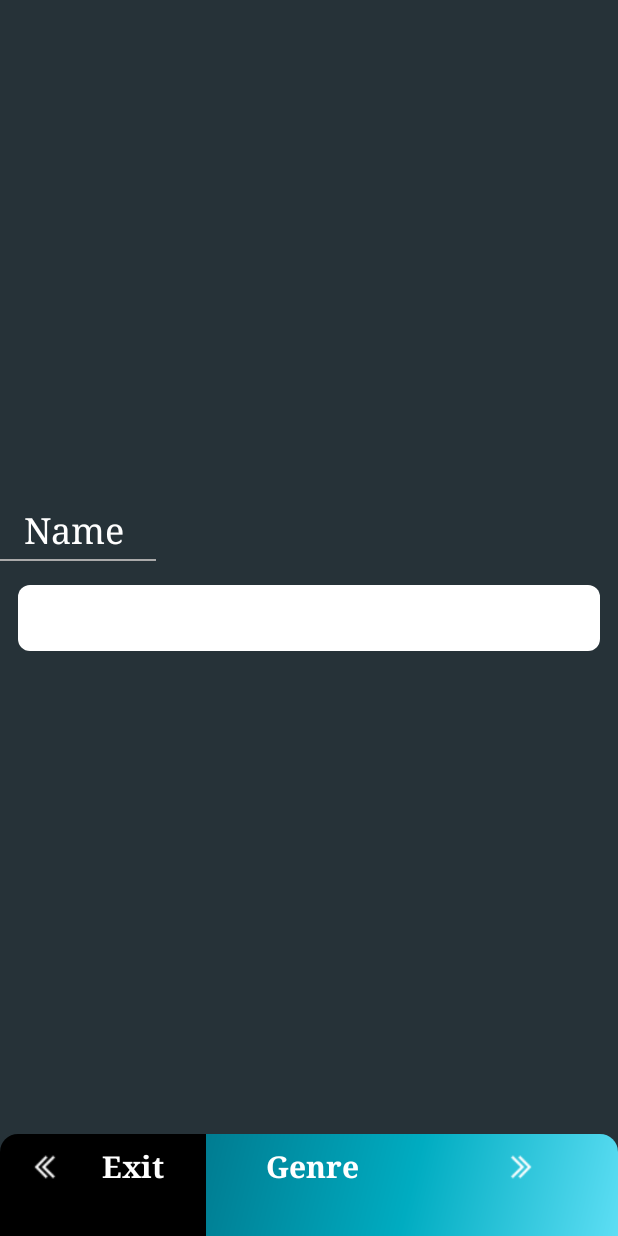
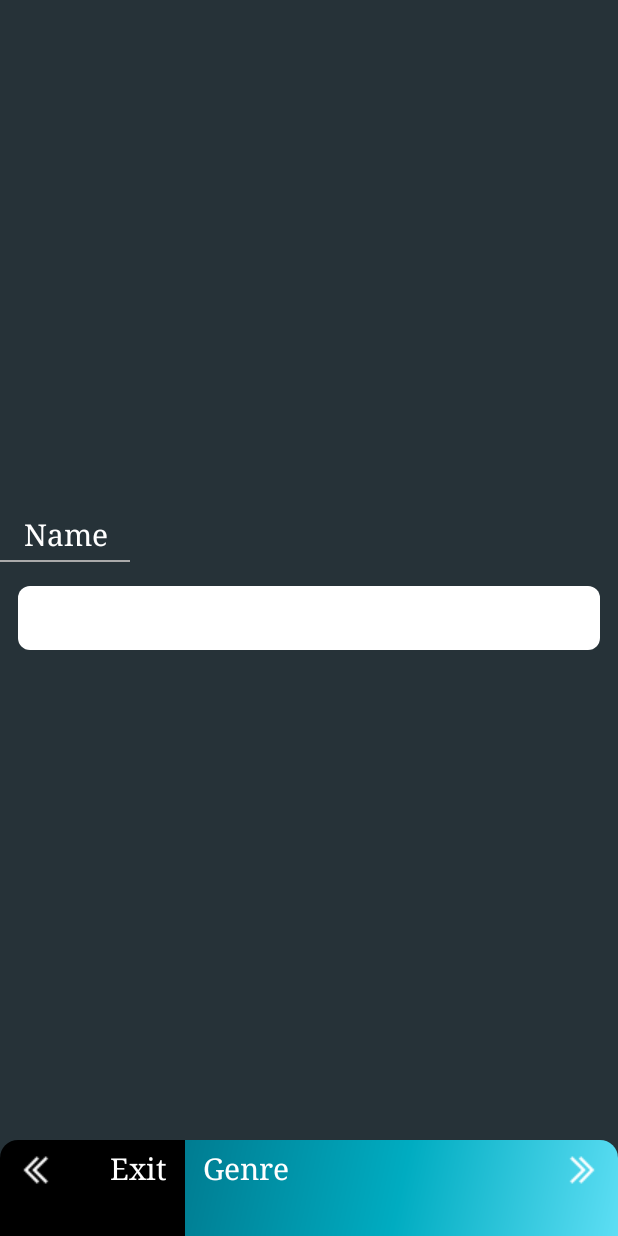
Before and after one commit to sahibdeep07/Cinematic, an Android app: the screen it shows after launch (NameActivity), on a phone screen of 412 x 824 dp. Run offline under Robolectric (Android 15) with nearby library versions, the phone set to English and light mode, and no system bars.

Commit message:
Improvement on Splash and Name Page

```diff
--- a/app/build.gradle
+++ b/app/build.gradle
@@ -4,7 +4,7 @@ android {
     compileSdkVersion 28
     defaultConfig {
         applicationId "cheema.hardeep.sahibdeep.brotherhood"
-        minSdkVersion 15
+        minSdkVersion 18
         targetSdkVersion 28
         versionCode 1
         versionName "1.0"
--- a/app/src/main/java/cheema/hardeep/sahibdeep/brotherhood/activities/GenreActivity.java
+++ b/app/src/main/java/cheema/hardeep/sahibdeep/brotherhood/activities/GenreActivity.java
@@ -1,11 +1,18 @@
 package cheema.hardeep.sahibdeep.brotherhood.activities;
 
+import android.content.Context;
+import android.content.Intent;
+import android.os.Bundle;
 import android.support.v7.app.AppCompatActivity;
-import android.os.Bundle;
 
 import cheema.hardeep.sahibdeep.brotherhood.R;
 
 public class GenreActivity extends AppCompatActivity {
+
+
+    public static Intent createIntent(Context context) {
+        return new Intent(context, GenreActivity.class);
+    }
 
     @Override
     protected void onCreate(Bundle savedInstanceState) {
--- a/app/src/main/java/cheema/hardeep/sahibdeep/brotherhood/activities/NameActivity.java
+++ b/app/src/main/java/cheema/hardeep/sahibdeep/brotherhood/activities/NameActivity.java
@@ -1,15 +1,11 @@
 package cheema.hardeep.sahibdeep.brotherhood.activities;
 
+import android.content.Context;
 import android.content.Intent;
-import android.content.SharedPreferences;
+import android.os.Bundle;
 import android.support.v7.app.AppCompatActivity;
-import android.os.Bundle;
-import android.text.Editable;
-import android.text.TextWatcher;
 import android.view.View;
 import android.widget.EditText;
-import android.widget.ImageView;
-import android.widget.TextView;
 import android.widget.Toast;
 
 import cheema.hardeep.sahibdeep.brotherhood.R;
@@ -19,44 +15,30 @@ public class NameActivity extends AppCompatActivity {
 
     View exit, genre;
     EditText name;
-    TextView genreText;
-    ImageView nextImage;
+
+    public static Intent createIntent(Context context) {
+        return new Intent(context, NameActivity.class);
+    }
 
     @Override
     protected void onCreate(Bundle savedInstanceState) {
         super.onCreate(savedInstanceState);
+        setContentView(R.layout.activity_name);
+        exit = findViewById(R.id.exitBackground);
+        genre = findViewById(R.id.genreBackground);
+        name = findViewById(R.id.nameBox);
+        exit.setOnClickListener(v -> finish());
+        genre.setOnClickListener(v -> handleGenreClick());
+    }
 
-        setContentView(R.layout.activity_name);
-        exit = findViewById(R.id.exitView);
-        genre = findViewById(R.id.genreView);
-        name = findViewById(R.id.nameBox);
-        genreText = findViewById(R.id.genreText);
-        nextImage = findViewById(R.id.nextImage);
-
-        Toast.makeText(this, SharedPreferenceProvider.getUserName(this), Toast.LENGTH_SHORT).show();
-
-        //click listeners
-
-        exit.setOnClickListener(new View.OnClickListener() {
-            @Override
-            public void onClick(View v) {
-                finish();
-            }
-        });
-
-            genre.setOnClickListener(new View.OnClickListener() {
-                @Override
-                public void onClick(View v) {
-                    if(!name.getText().toString().trim().isEmpty()) {
-                        Intent intent = new Intent(NameActivity.this, GenreActivity.class);
-                        startActivity(intent);
-                        SharedPreferenceProvider.saveUserName(NameActivity.this, name.getText().toString());
-                        Toast.makeText(NameActivity.this, "Saved", Toast.LENGTH_SHORT).show();
-                    }
-                    else{
-                        Toast.makeText(NameActivity.this,  "Please enter your name.", Toast.LENGTH_SHORT).show();
-                    }
-                }
-            });
+    private void handleGenreClick() {
+        String input = name.getText().toString().trim();
+        if (!input.isEmpty()) {
+            SharedPreferenceProvider.saveUserName(NameActivity.this, input);
+            startActivity(GenreActivity.createIntent(this));
+            finish();
+        } else {
+            Toast.makeText(NameActivity.this, "Please enter your name.", Toast.LENGTH_SHORT).show();
+        }
     }
 }
--- a/app/src/main/java/cheema/hardeep/sahibdeep/brotherhood/activities/SplashActivity.java
+++ b/app/src/main/java/cheema/hardeep/sahibdeep/brotherhood/activities/SplashActivity.java
@@ -1,6 +1,5 @@
 package cheema.hardeep.sahibdeep.brotherhood.activities;
 
-import android.content.Intent;
 import android.os.Bundle;
 import android.os.Handler;
 import android.support.v7.app.AppCompatActivity;
@@ -9,16 +8,15 @@ import cheema.hardeep.sahibdeep.brotherhood.R;
 
 public class SplashActivity extends AppCompatActivity {
 
+    private static final int TRANSITION_TIME = 2000;
+
     @Override
     protected void onCreate(Bundle savedInstanceState) {
         super.onCreate(savedInstanceState);
         setContentView(R.layout.activity_splash);
-        new Handler().postDelayed(new Runnable() {
-            @Override
-            public void run() {
-                startActivity(new Intent(SplashActivity.this, NameActivity.class));
-                SplashActivity.this.finish();
-            }
-        },2000);
+        new Handler().postDelayed(() -> {
+            startActivity(NameActivity.createIntent(this));
+            SplashActivity.this.finish();
+        }, TRANSITION_TIME);
     }
 }
--- a/app/src/main/res/layout/activity_name.xml
+++ b/app/src/main/res/layout/activity_name.xml
@@ -6,145 +6,119 @@
     android:layout_height="match_parent"
     android:layout_marginLeft="0dp"
     android:layout_marginRight="0dp"
-    android:background="#263238"
+    android:background="@color/colorPrimary"
     tools:context=".activities.NameActivity">
 
     <EditText
         android:id="@+id/nameBox"
         android:layout_width="match_parent"
-        android:layout_height="44dp"
+        android:layout_height="wrap_content"
         android:layout_marginLeft="12dp"
         android:layout_marginRight="12dp"
         android:background="@drawable/curved_background"
-        android:ems="10"
         android:inputType="textPersonName"
-        android:paddingLeft="8dp"
-        android:paddingRight="8dp"
+        android:padding="8dp"
         android:textColor="@color/secondaryTextColor"
-        android:textSize="24sp"
+        android:textSize="20sp"
         android:typeface="serif"
         app:layout_constraintBottom_toBottomOf="parent"
         app:layout_constraintEnd_toEndOf="parent"
         app:layout_constraintStart_toStartOf="parent"
-        app:layout_constraintTop_toTopOf="parent" />
+        app:layout_constraintTop_toTopOf="parent"
+        tools:text="Sahib" />
 
     <TextView
         android:id="@+id/nameText"
         android:layout_width="wrap_content"
         android:layout_height="wrap_content"
         android:layout_marginStart="16dp"
-        android:layout_marginLeft="16dp"
         android:layout_marginBottom="4dp"
         android:text="Name"
+        android:textColor="@color/primaryTextColor"
+        android:textSize="20sp"
         android:typeface="serif"
-        android:textColor="#FFFFFF"
-        android:textSize="24sp"
-        android:textStyle="normal"
-        app:layout_constraintBottom_toTopOf="@+id/view"
+        app:layout_constraintBottom_toTopOf="@+id/line"
         app:layout_constraintStart_toStartOf="parent" />
 
-
     <View
-        android:id="@+id/view"
-        android:layout_width="104dp"
+        android:id="@+id/line"
+        android:layout_width="100dp"
         android:layout_height="1dp"
         android:layout_marginBottom="16dp"
         android:background="@android:color/darker_gray"
-        app:layout_constraintBottom_toTopOf="@+id/nameBox"
+        app:layout_constraintBottom_toTopOf="@id/nameBox"
+        app:layout_constraintEnd_toEndOf="@id/nameText"
         app:layout_constraintStart_toStartOf="parent" />
 
-    <LinearLayout
-        android:id="@+id/linearLayout"
-        android:layout_width="match_parent"
-        android:layout_height="68dp"
-        android:orientation="horizontal"
+    <View
+        android:id="@+id/exitBackground"
+        android:layout_width="0dp"
+        android:layout_height="64dp"
+        android:background="@drawable/curved_top_left"
         app:layout_constraintBottom_toBottomOf="parent"
-        app:layout_constraintStart_toStartOf="parent">
-
-        <FrameLayout
-            android:layout_width="0dp"
-            android:layout_height="match_parent"
-            android:layout_weight="1"
-            app:layout_constraintStart_toStartOf="parent"
-            app:layout_constraintTop_toBottomOf="parent"
-            >
-            <View
-                android:id="@+id/exitView"
-                android:layout_width="match_parent"
-                android:layout_height="match_parent"
-                android:background="@drawable/curved_top_left" />
-
-            <TextView
-                android:id="@+id/exitText"
-                android:layout_width="match_parent"
-                android:layout_height="wrap_content"
-                android:layout_marginTop="8dp"
-                android:layout_marginLeft="40dp"
-                android:gravity="center"
-                android:typeface="serif"
-                android:text="Exit"
-                android:textColor="#FFFFFF"
-                android:textSize="20sp"
-                android:textStyle="bold"
-                app:layout_constraintBottom_toBottomOf="parent"
-                app:layout_constraintEnd_toEndOf="parent" />
+        app:layout_constraintEnd_toEndOf="@id/guideLine"
+        app:layout_constraintStart_toStartOf="parent" />
 
     <ImageView
         android:id="@+id/exitImage"
-                android:layout_width="20dp"
-                android:layout_height="20dp"
-                android:layout_marginLeft="20dp"
-                android:layout_marginTop="12dp"
+        android:layout_width="wrap_content"
+        android:layout_height="wrap_content"
+        android:layout_marginStart="12dp"
+        android:layout_marginBottom="32dp"
         app:layout_constraintBottom_toBottomOf="parent"
         app:layout_constraintStart_toStartOf="parent"
         app:srcCompat="@drawable/icon_left" />
 
-        </FrameLayout>
-
-        <FrameLayout
-            android:layout_width="0dp"
-            android:layout_height="match_parent"
-            android:layout_weight="2"
-            app:layout_constraintStart_toStartOf="parent"
+    <TextView
+        android:id="@+id/exitText"
+        android:layout_width="wrap_content"
+        android:layout_height="wrap_content"
+        android:layout_marginEnd="12dp"
+        android:layout_marginBottom="32dp"
+        android:text="Exit"
+        android:textColor="@color/primaryTextColor"
+        android:textSize="20sp"
+        android:typeface="serif"
         app:layout_constraintBottom_toBottomOf="parent"
-            >
+        app:layout_constraintEnd_toStartOf="@id/guideLine" />
 
     <View
-                android:id="@+id/genreView"
-                android:layout_width="match_parent"
-                android:layout_height="match_parent"
-                android:background="@drawable/curved_top_right" />
+        android:id="@+id/genreBackground"
+        android:layout_width="0dp"
+        android:layout_height="64dp"
+        android:background="@drawable/curved_top_right"
+        app:layout_constraintBottom_toBottomOf="parent"
+        app:layout_constraintEnd_toEndOf="parent"
+        app:layout_constraintStart_toStartOf="@id/guideLine" />
 
     <TextView
         android:id="@+id/genreText"
-                android:layout_width="match_parent"
+        android:layout_width="wrap_content"
         android:layout_height="wrap_content"
-                android:layout_marginTop="8dp"
-                android:layout_marginLeft="40dp"
-                android:gravity="left"
+        android:layout_marginStart="12dp"
+        android:layout_marginBottom="32dp"
+        android:text="Genre"
+        android:textColor="@color/primaryTextColor"
+        android:textSize="20sp"
         android:typeface="serif"
-                android:text="Genre"
-                android:textColor="#FFFFFF"
-                android:textSize="20sp"
-                android:textStyle="bold"
         app:layout_constraintBottom_toBottomOf="parent"
-                app:layout_constraintStart_toStartOf="parent" />
+        app:layout_constraintStart_toStartOf="@id/guideLine" />
 
     <ImageView
         android:id="@+id/nextImage"
-                android:layout_width="20dp"
-                android:layout_height="20dp"
-                android:layout_marginLeft="200dp"
-                android:layout_marginTop="12dp"
+        android:layout_width="wrap_content"
+        android:layout_height="wrap_content"
+        android:layout_marginEnd="12dp"
+        android:layout_marginBottom="32dp"
         app:layout_constraintBottom_toBottomOf="parent"
         app:layout_constraintEnd_toEndOf="parent"
         app:srcCompat="@drawable/icon_right" />
 
-        </FrameLayout>
-
-
-    </LinearLayout>
-
-
+    <android.support.constraint.Guideline
+        android:id="@+id/guideLine"
+        android:layout_width="wrap_content"
+        android:layout_height="wrap_content"
+        android:orientation="vertical"
+        app:layout_constraintGuide_percent="0.30" />
 
 </android.support.constraint.ConstraintLayout>
```
Lines whose indentation alone changed are shown as unchanged.
